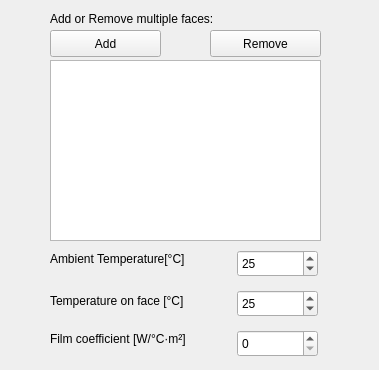
Old version of the form src/Mod/Fem/Gui/TaskFemConstraintHeatflux.ui in the repository makkemal/FreeCAD.
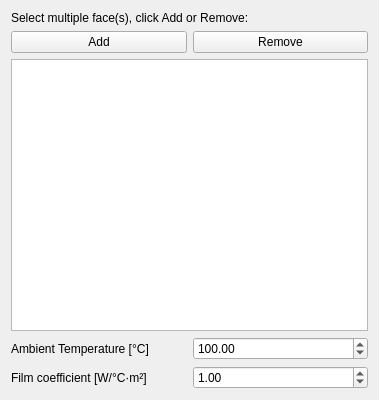
New version of the form.

Commit message: FEM: Heat flux constraint updates

What changed in the file:
```diff
--- a/src/Mod/Fem/Gui/TaskFemConstraintHeatflux.ui
+++ b/src/Mod/Fem/Gui/TaskFemConstraintHeatflux.ui
@@ -2,152 +2,97 @@
 <ui version="4.0">
  <class>TaskFemConstraintHeatflux</class>
  <widget class="QWidget" name="TaskFemConstraintHeatflux">
-  <property name="enabled">
-   <bool>true</bool>
-  </property>
   <property name="geometry">
    <rect>
     <x>0</x>
     <y>0</y>
     <width>379</width>
-    <height>370</height>
+    <height>400</height>
    </rect>
   </property>
   <property name="windowTitle">
    <string>TaskFemConstraintHeatflux</string>
   </property>
+  <layout class="QVBoxLayout" name="verticalLayout">
+   <item>
+    <widget class="QLabel" name="lbl_references">
+     <property name="text">
+      <string>Select multiple face(s), click Add or Remove:</string>
+     </property>
+    </widget>
+   </item>
+   <item>
+    <layout class="QHBoxLayout" name="hLayout1">
+     <item>
    <widget class="QPushButton" name="btnAdd">
-   <property name="geometry">
-    <rect>
-     <x>50</x>
-     <y>30</y>
-     <width>111</width>
-     <height>27</height>
-    </rect>
-   </property>
    <property name="text">
     <string>Add</string>
    </property>
   </widget>
+     </item>
+     <item>
   <widget class="QPushButton" name="btnRemove">
-   <property name="geometry">
-    <rect>
-     <x>210</x>
-     <y>30</y>
-     <width>111</width>
-     <height>27</height>
-    </rect>
-   </property>
    <property name="text">
     <string>Remove</string>
    </property>
   </widget>
+     </item>
+    </layout>
+   </item>
+   <item>
   <widget class="QListWidget" name="lw_references">
-   <property name="geometry">
-    <rect>
-     <x>50</x>
-     <y>60</y>
-     <width>271</width>
-     <height>181</height>
-    </rect>
-   </property>
-  </widget>
-  <widget class="QLabel" name="label">
-   <property name="geometry">
-    <rect>
-     <x>50</x>
-     <y>10</y>
-     <width>251</width>
-     <height>17</height>
-    </rect>
-   </property>
+    </widget>
+   </item>
+   <item>
+    <layout class="QHBoxLayout" name="layoutAmbientTemp">
+     <item>
+      <widget class="QLabel" name="lbl_ambienttemp">
    <property name="text">
-   <string>Add or Remove multiple faces:</string>
-   </property>
-  </widget>
-  <widget class="QLabel" name="label_2">
-   <property name="geometry">
-    <rect>
-     <x>50</x>
-     <y>250</y>
-     <width>181</width>
-     <height>17</height>
-    </rect>
-   </property>
-   <property name="text">
-    <string>Ambient Temperature[°C]</string>
-   </property>
-  </widget>
-  <widget class="QLabel" name="label_3">
-   <property name="geometry">
-    <rect>
-     <x>50</x>
-     <y>290</y>
-     <width>181</width>
-     <height>21</height>
-    </rect>
-   </property>
-   <property name="text">
-    <string>Temperature on face [°C]</string>
-   </property>
-  </widget>
-  <widget class="QLabel" name="label_4">
-   <property name="geometry">
-    <rect>
-     <x>50</x>
-     <y>330</y>
-     <width>181</width>
-     <height>17</height>
-    </rect>
-   </property>
+         <string>Ambient Temperature [°C]</string>
+        </property>
+      </widget>
+     </item>
+     <item>
+      <widget class="QDoubleSpinBox" name="if_ambienttemp">
+        <property name="minimum">
+         <double>-273.000000000000000</double>
+        </property>
+        <property name="maximum">
+         <double>99999.000000000000000</double>
+        </property>
+        <property name="value">
+         <double>100.000000000000000</double>
+        </property>
+       </widget>
+     </item>
+    </layout>
+   </item>
+   <item>
+    <layout class="QHBoxLayout" name="layoutFilmCoef">
+     <item>
+      <widget class="QLabel" name="lbl_filmcoef">
    <property name="text">
     <string>Film coefficient [W/°C·m²]</string>
    </property>
   </widget>
-  <widget class="QSpinBox" name="if_ambienttemp">
-   <property name="geometry">
-    <rect>
-     <x>237</x>
-     <y>250</y>
-     <width>81</width>
-     <height>27</height>
-    </rect>
+     </item>
+     <item>
+      <widget class="QDoubleSpinBox" name="if_filmcoef">
+        <property name="minimum">
+         <double>-99999.000000000000000</double>
    </property>
    <property name="maximum">
-    <number>1000000</number>
+         <double>99999.000000000000000</double>
    </property>
    <property name="value">
-    <number>25</number>
-   </property>
-  </widget>
-  <widget class="QSpinBox" name="if_facetemp">
-   <property name="geometry">
-    <rect>
-     <x>237</x>
-     <y>290</y>
-     <width>81</width>
-     <height>27</height>
-    </rect>
-   </property>
-   <property name="maximum">
-    <number>10000000</number>
-   </property>
-   <property name="value">
-    <number>25</number>
-   </property>
-  </widget>
-  <widget class="QSpinBox" name="if_filmcoef">
-   <property name="geometry">
-    <rect>
-     <x>237</x>
-     <y>330</y>
-     <width>81</width>
-     <height>27</height>
-    </rect>
-   </property>
-  </widget>
- </widget>
- <layoutdefault spacing="6" margin="11"/>
+         <double>1.000000000000000</double>
+        </property>
+       </widget>
+     </item>
+    </layout>
+   </item>
+  </layout>
+ </widget>
  <resources/>
  <connections/>
 </ui>
```
Lines whose indentation alone changed are shown as unchanged. The commit also changes 8 other files.
